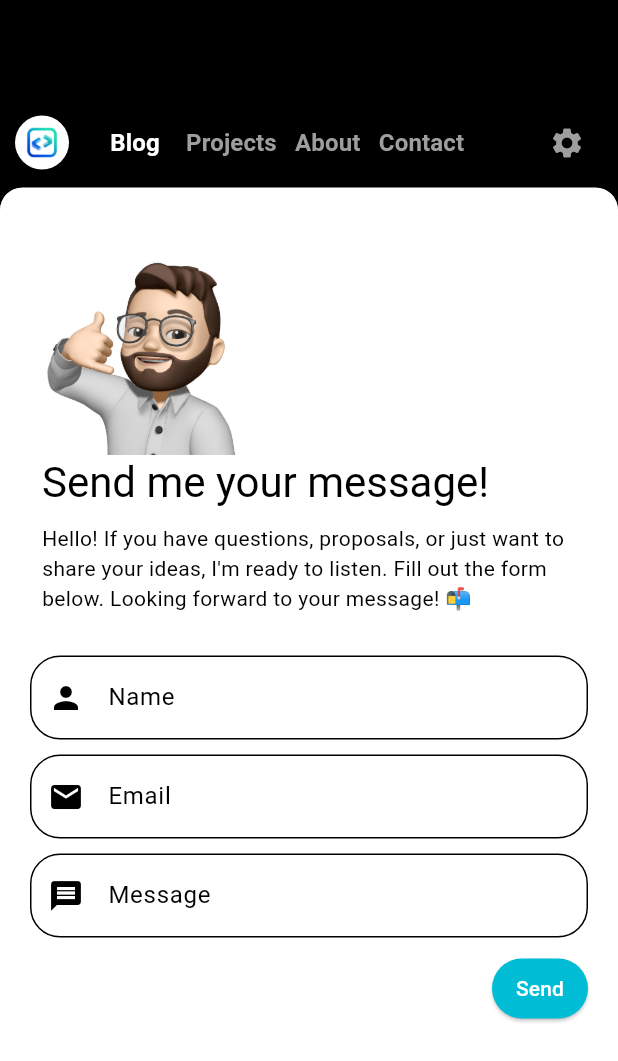
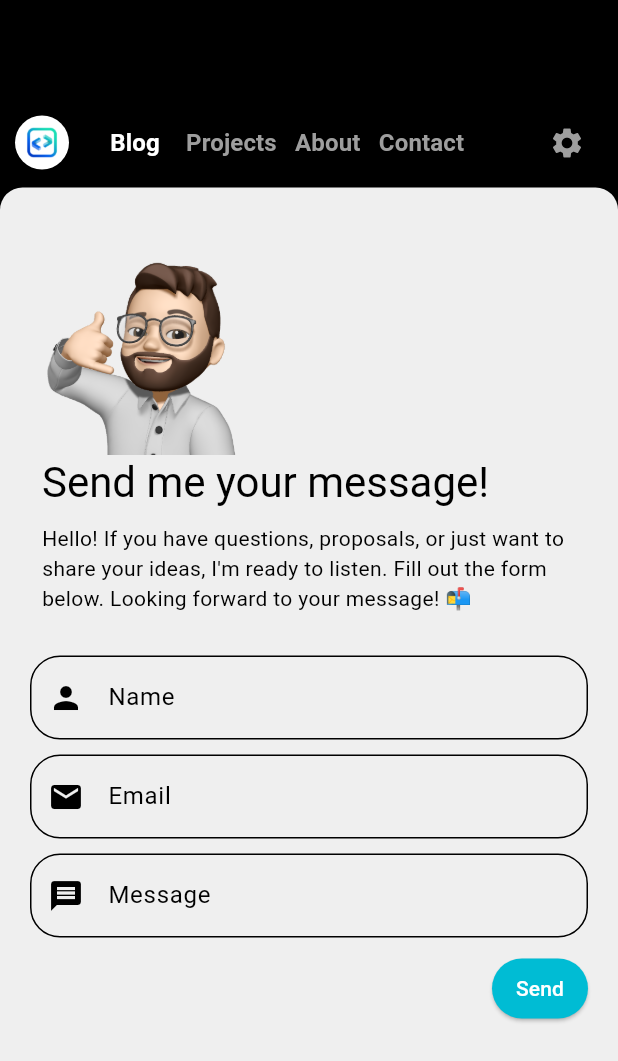
Before and after one commit to afandos-bbm/fan2dev_app_flutter, a Flutter app: the ContactHomePage screen opened by its route, on a phone screen of 412 x 824 dp. Shown: the top 1061 px of the screen. Run offline on Flutter 3.47's test engine with Material 3 defaults, Android fonts, the phone set to English and light mode, and no system bars; our stand-ins replace bloc, cloud_firestore, device_info_plus, dio, equatable, firebase_auth and 9 more; accounts and stored records are empty; generated files the repository leaves out were written again.

Commit message:
fix: :lipstick: fix darktheme colors

```diff
--- a/lib/features/contact/view/contact_home_page.dart
+++ b/lib/features/contact/view/contact_home_page.dart
@@ -16,9 +16,7 @@ class ContactHomePage extends StatelessWidget {
 
   @override
   Widget build(BuildContext context) {
-    return Container(
-      color: Colors.white60,
-      child: Form(
+    return Form(
         key: _formKey,
         child: SingleChildScrollView(
           child: Column(
@@ -60,9 +58,8 @@ class ContactHomePage extends StatelessWidget {
                                   const SizedBox(height: 10),
                                   Text(
                                     context.l10n.contact_subtitle,
-                                      style: Theme.of(context)
-                                          .textTheme
-                                          .bodyMedium,
+                                    style:
+                                        Theme.of(context).textTheme.bodyMedium,
                                     textAlign: TextAlign.start,
                                   ),
                                 ],
@@ -153,8 +150,7 @@ class ContactHomePage extends StatelessWidget {
                                                     const EdgeInsets.all(20),
                                                 child: Column(
                                                   crossAxisAlignment:
-                                                        CrossAxisAlignment
-                                                            .start,
+                                                      CrossAxisAlignment.start,
                                                   mainAxisSize:
                                                       MainAxisSize.min,
                                                   children: [
@@ -167,8 +163,7 @@ class ContactHomePage extends StatelessWidget {
                                                       textAlign:
                                                           TextAlign.start,
                                                     ),
-                                                      const SizedBox(
-                                                          height: 10),
+                                                    const SizedBox(height: 10),
                                                     Text(
                                                       context.l10n
                                                           .contact_success_subtitle,
@@ -178,18 +173,16 @@ class ContactHomePage extends StatelessWidget {
                                                       textAlign:
                                                           TextAlign.start,
                                                     ),
-                                                      const SizedBox(
-                                                          height: 10),
+                                                    const SizedBox(height: 10),
                                                     Align(
-                                                        alignment: Alignment
-                                                            .centerRight,
+                                                      alignment:
+                                                          Alignment.centerRight,
                                                       child: ElevatedButton(
                                                         onPressed: () {
                                                           Navigator.pop(
                                                               context);
                                                         },
-                                                          child: Text(context
-                                                              .l10n
+                                                        child: Text(context.l10n
                                                             .contact_success_button),
                                                       ),
                                                     ),
@@ -214,7 +207,6 @@ class ContactHomePage extends StatelessWidget {
               ),
             ],
           ),
-          )),
-    );
+        ));
   }
 }
--- a/lib/features/home/view/home_page.dart
+++ b/lib/features/home/view/home_page.dart
@@ -1,3 +1,5 @@
+import 'package:fan2dev/core/locator/locator.dart';
+import 'package:fan2dev/core/theme_service/theme_service.dart';
 import 'package:fan2dev/features/home/cubit/home_page_cubit.dart';
 import 'package:fan2dev/l10n/l10n.dart';
 import 'package:fan2dev/utils/const.dart';
@@ -178,6 +180,9 @@ class _HomePageView extends StatelessWidget {
           const SizedBox(height: 5),
           Flexible(
             child: Card(
+              color: locator<ThemeService>().themeMode == ThemeMode.dark
+                  ? Colors.grey[900]
+                  : Colors.grey[200],
               margin: const EdgeInsets.all(0),
               shape: const RoundedRectangleBorder(
                 borderRadius: BorderRadius.only(
--- a/lib/features/settings/view/settings_home_page.dart
+++ b/lib/features/settings/view/settings_home_page.dart
@@ -2,6 +2,7 @@ import 'package:fan2dev/core/locator/locator.dart';
 import 'package:fan2dev/core/theme_service/theme_service.dart';
 import 'package:fan2dev/features/language/cubit/language_cubit.dart';
 import 'package:fan2dev/l10n/l10n.dart';
+import 'package:fan2dev/utils/widgets/footer_f2d_widget.dart';
 import 'package:flutter/material.dart';
 import 'package:flutter_bloc/flutter_bloc.dart';
 import 'package:go_router/go_router.dart';
@@ -66,6 +67,9 @@ class SettingsHomePage extends StatelessWidget {
                     ),
                   ),
                 ),
+                const Spacer(),
+                const FooterF2DWidget(),
+                const SizedBox(height: 50),
               ],
             ),
           );
--- a/lib/features/settings/view/settings_language_page.dart
+++ b/lib/features/settings/view/settings_language_page.dart
@@ -2,6 +2,7 @@ import 'package:fan2dev/features/language/cubit/language_cubit.dart';
 import 'package:fan2dev/l10n/l10n.dart';
 import 'package:fan2dev/utils/const.dart';
 import 'package:fan2dev/utils/theme/themes.dart';
+import 'package:fan2dev/utils/widgets/footer_f2d_widget.dart';
 import 'package:flutter/material.dart';
 import 'package:flutter_bloc/flutter_bloc.dart';
 import 'package:flutter_svg/svg.dart';
@@ -73,6 +74,9 @@ class SettingsLanguagePage extends StatelessWidget {
               ),
             ),
           ),
+          const Spacer(),
+          const FooterF2DWidget(),
+          const SizedBox(height: 50),
         ],
       ),
     );
--- a/lib/features/settings/view/settings_theme_page.dart
+++ b/lib/features/settings/view/settings_theme_page.dart
@@ -2,6 +2,7 @@ import 'package:fan2dev/core/locator/locator.dart';
 import 'package:fan2dev/core/theme_service/theme_service.dart';
 import 'package:fan2dev/l10n/l10n.dart';
 import 'package:fan2dev/utils/theme/themes.dart';
+import 'package:fan2dev/utils/widgets/footer_f2d_widget.dart';
 import 'package:flutter/material.dart';
 
 class SettingsThemePage extends StatelessWidget {
@@ -67,6 +68,9 @@ class SettingsThemePage extends StatelessWidget {
                     ),
                   ),
                 ),
+                const Spacer(),
+                const FooterF2DWidget(),
+                const SizedBox(height: 50),
               ],
             ),
           );
```
Lines whose indentation alone changed are shown as unchanged.
